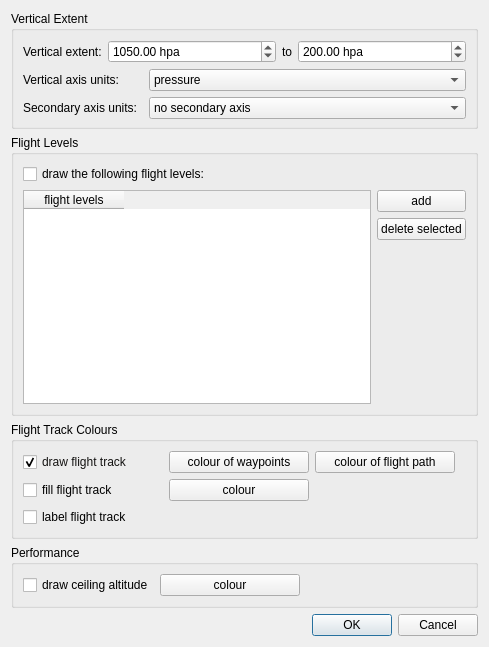
The window that mslib/msui/ui/ui_sideview_options.ui (Open-MSS/MSS) describes before a commit, drawn with Qt 5.
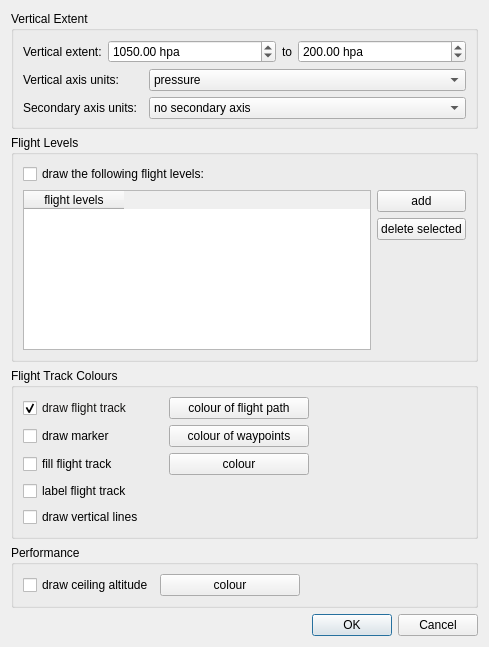
The same window after the commit.

Commit message:
Option for vertical lines and flighttrack markers (#998)
* Draw sideview verticals on client side

* Add marker option

* Add marker option for topview

```diff
--- a/mslib/msui/ui/ui_sideview_options.ui
+++ b/mslib/msui/ui/ui_sideview_options.ui
@@ -330,19 +330,6 @@
           </property>
          </widget>
         </item>
-        <item>
-         <widget class="QPushButton" name="btWaypointsColour">
-          <property name="minimumSize">
-           <size>
-            <width>140</width>
-            <height>0</height>
-           </size>
-          </property>
-          <property name="text">
-           <string>colour of waypoints</string>
-          </property>
-         </widget>
-        </item>
         <item>
          <widget class="QPushButton" name="btVerticesColour">
           <property name="minimumSize">
@@ -371,6 +358,52 @@
         </item>
        </layout>
       </item>
+      <item>
+       <layout class="QHBoxLayout" name="horizontalLayout_8">
+        <item>
+         <widget class="QCheckBox" name="cbDrawMarker">
+          <property name="minimumSize">
+           <size>
+            <width>140</width>
+            <height>0</height>
+           </size>
+          </property>
+          <property name="toolTip">
+           <string>Draw a circle marker on every waypoint along the flight track</string>
+          </property>
+          <property name="text">
+           <string>draw marker</string>
+          </property>
+         </widget>
+        </item>
+        <item>
+         <widget class="QPushButton" name="btWaypointsColour">
+          <property name="minimumSize">
+           <size>
+            <width>140</width>
+            <height>0</height>
+           </size>
+          </property>
+          <property name="text">
+           <string>colour of waypoints</string>
+          </property>
+         </widget>
+        </item>
+        <item>
+         <spacer name="horizontalSpacer_4">
+          <property name="orientation">
+           <enum>Qt::Horizontal</enum>
+          </property>
+          <property name="sizeHint" stdset="0">
+           <size>
+            <width>40</width>
+            <height>20</height>
+           </size>
+          </property>
+         </spacer>
+        </item>
+       </layout>
+      </item>
       <item>
        <layout class="QHBoxLayout" name="horizontalLayout_5">
         <item>
@@ -434,6 +467,20 @@
         </item>
        </layout>
       </item>
+      <item>
+       <layout class="QHBoxLayout" name="horizontalLayout_7">
+        <item>
+         <widget class="QCheckBox" name="cbVerticalLines">
+          <property name="toolTip">
+           <string>Draw a vertical line to visualise each point in the flight path</string>
+          </property>
+          <property name="text">
+           <string>draw vertical lines</string>
+          </property>
+         </widget>
+        </item>
+       </layout>
+      </item>
      </layout>
     </widget>
    </item>
```
Left out of the diff: 1 changed line with no effect on the pictures. The commit also changes 10 other files.
